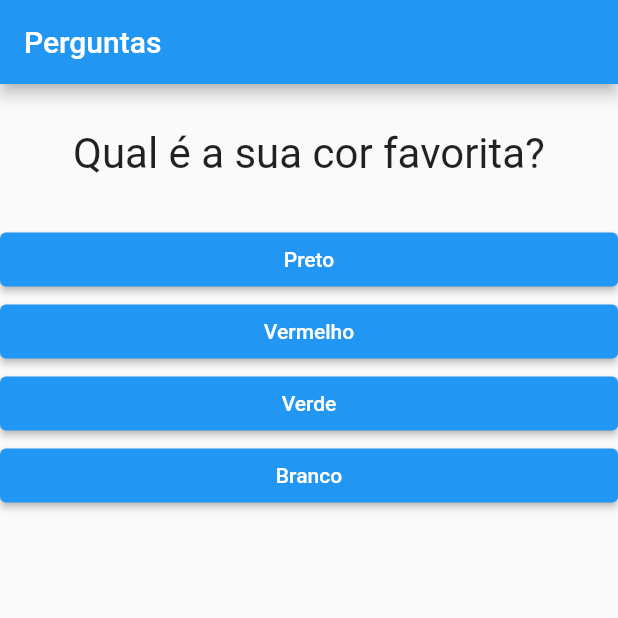
After one commit to IKuuhakuI/Projeto-Perguntas, a Flutter app: the screen it shows after launch, on a phone screen of 412 x 824 dp, the top half of it. The commit adds this screen. Run offline on Flutter 3.47's test engine with Material 2 defaults, Android fonts, the phone set to English and light mode, and no system bars.

Commit message:
make questionario component

```diff
--- a/lib/main.dart
+++ b/lib/main.dart
@@ -1,6 +1,5 @@
 import 'package:flutter/material.dart';
-import './questao.dart';
-import './resposta.dart';
+import 'questionario.dart';
 import './resultado.dart';
 
 main() {
@@ -24,6 +23,10 @@ class _PerguntaAppState extends State<_PerguntaApp> {
     },
   ];
 
+  bool get temPerguntaSelecionada {
+    return _perguntaSelecionada < _perguntas.length;
+  }
+
   void _responder() {
     if (temPerguntaSelecionada) {
       setState(() {
@@ -32,29 +35,19 @@ class _PerguntaAppState extends State<_PerguntaApp> {
     }
   }
 
-  bool get temPerguntaSelecionada {
-    return _perguntaSelecionada < _perguntas.length;
-  }
-
   @override
   Widget build(BuildContext context) {
-    List<String> respostas = temPerguntaSelecionada
-        ? _perguntas[_perguntaSelecionada]['respostas'] as List<String>
-        : [];
-
     return MaterialApp(
       home: Scaffold(
         appBar: AppBar(
           title: const Text('Perguntas'),
         ),
         body: temPerguntaSelecionada
-            ? Column(
-                children: <Widget>[
-                  Questao(_perguntas[_perguntaSelecionada]['texto'] as String),
-                  ...respostas
-                      .map((texto) => Resposta(texto, _responder))
-                      .toList(),
-                ],
+            ? Questionario(
+                perguntas: _perguntas,
+                perguntaSelecionada: _perguntaSelecionada,
+                responder: _responder,
+                temPerguntaSelecionada: temPerguntaSelecionada,
               )
             : const Resultado(),
       ),
--- /dev/null
+++ b/lib/questionario.dart
@@ -0,0 +1,32 @@
+import 'package:flutter/material.dart';
+import './questao.dart';
+import './resposta.dart';
+
+class Questionario extends StatelessWidget {
+  final List<Map<String, Object>> perguntas;
+  final int perguntaSelecionada;
+  final void Function() responder;
+  final bool temPerguntaSelecionada;
+
+  const Questionario({
+    required this.perguntas,
+    required this.perguntaSelecionada,
+    required this.responder,
+    required this.temPerguntaSelecionada,
+    super.key,
+  });
+
+  @override
+  Widget build(BuildContext context) {
+    List<String> respostas = temPerguntaSelecionada
+        ? perguntas[perguntaSelecionada]['respostas'] as List<String>
+        : [];
+
+    return Column(
+      children: <Widget>[
+        Questao(perguntas[perguntaSelecionada]['texto'] as String),
+        ...respostas.map((texto) => Resposta(texto, responder)).toList(),
+      ],
+    );
+  }
+}
```
